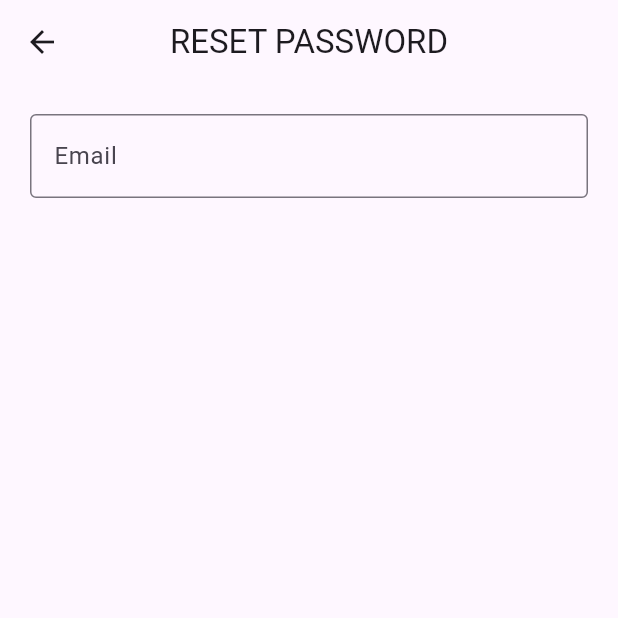
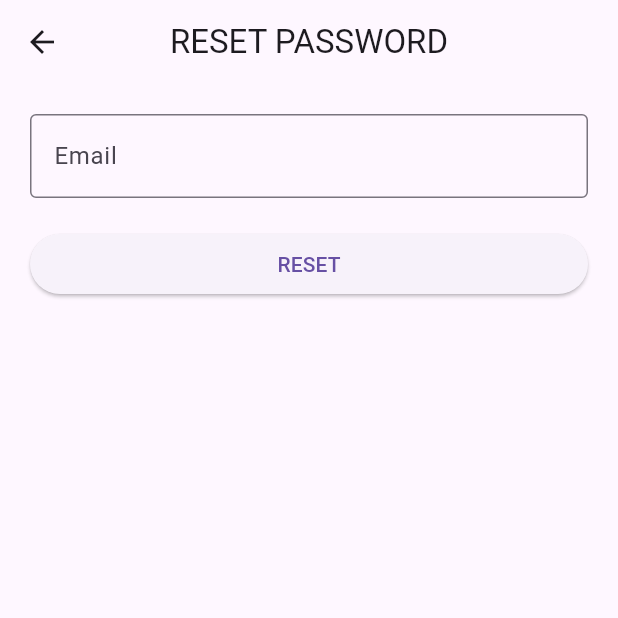
Before and after one commit to Faqihasyari/firebase_note, a Flutter app: the ResetPasswordView screen opened by its route, on a phone screen of 412 x 824 dp, the top half of it. Run offline on Flutter 3.47's test engine with Material 3 defaults, Android fonts, the phone set to English and light mode, and no system bars; our stand-ins replace firebase_auth, firebase_core, get; accounts and stored records are empty.

Commit message:
forgot pass

```diff
--- a/lib/app/modules/reset_password/views/reset_password_view.dart
+++ b/lib/app/modules/reset_password/views/reset_password_view.dart
@@ -13,7 +13,7 @@ class ResetPasswordView extends GetView<ResetPasswordController> {
           title: const Text('RESET PASSWORD'),
           centerTitle: true,
         ),
-      body:ListView(
+        body: ListView(
           padding: EdgeInsets.all(20),
           children: [
             TextField(
@@ -24,8 +24,18 @@ class ResetPasswordView extends GetView<ResetPasswordController> {
             SizedBox(
               height: 20,
             ),
+            Obx(
+              () => ElevatedButton(
+                  onPressed: () {
+                    if (controller.isLoading.isFalse) {
+                      //eksekusi login
+                      controller.reset();
+                    }
+                  },
+                  child: Text(
+                      controller.isLoading.isFalse ? "RESET" : "LOADING....")),
+            ),
           ],
-      )
-    );
+        ));
   }
 }
```
Also changed, not shown: lib/app/modules/reset_password/controllers/reset_password_controller.dart (+21 -7 lines). Lines whose indentation alone changed are shown as unchanged.
